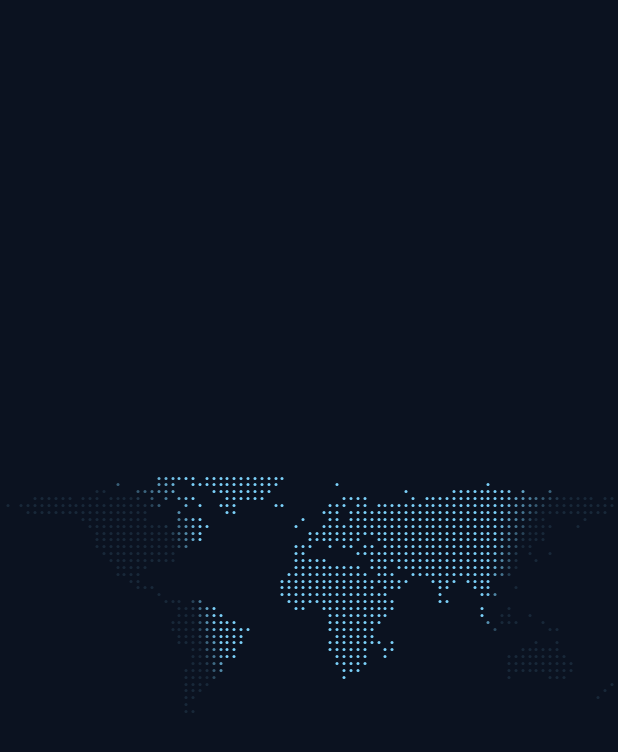
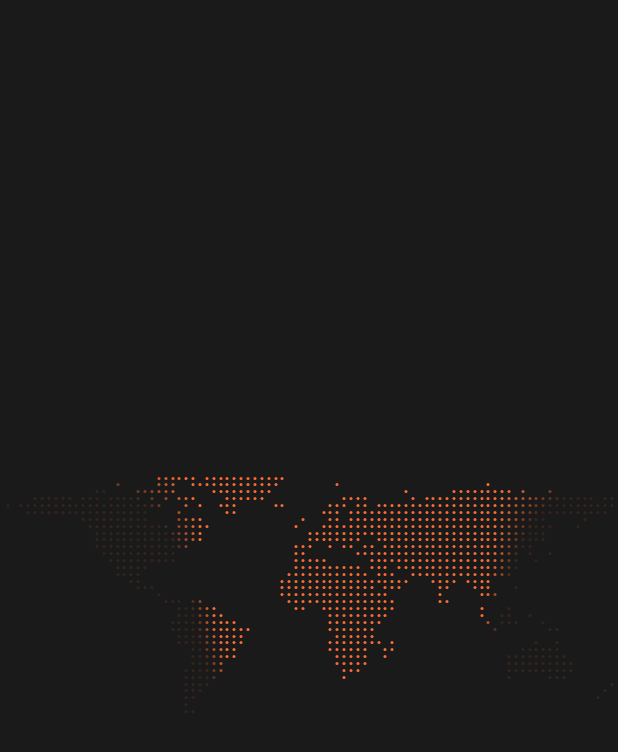
Before and after one commit to TimeLord2010/world_clock, a Flutter app: the screen it shows after launch, on a phone screen of 412 x 824 dp. Shown: the top 752 px of the screen. Run offline on Flutter 3.47's test engine with Material 3 defaults, Android fonts, the phone set to English and light mode, and no system bars.

Commit message:
style: dark gray background with orange dots

```diff
--- a/lib/main.dart
+++ b/lib/main.dart
@@ -18,9 +18,9 @@ class WorldClockApp extends StatelessWidget {
       debugShowCheckedModeBanner: false,
       theme: ThemeData(
         brightness: Brightness.dark,
-        scaffoldBackgroundColor: const Color(0xFF0B1220),
+        scaffoldBackgroundColor: const Color(0xFF1A1A1A),
         colorScheme: ColorScheme.fromSeed(
-          seedColor: const Color(0xFF7DD3FC),
+          seedColor: const Color(0xFFFE6D34),
           brightness: Brightness.dark,
         ),
       ),
--- a/lib/world_dot_map.dart
+++ b/lib/world_dot_map.dart
@@ -24,8 +24,8 @@ import 'world_sun.dart';
 class WorldDotMap extends StatefulWidget {
   const WorldDotMap({
     super.key,
-    this.backgroundColor = const Color(0xFF0B1220),
-    this.dotColor = const Color(0xFF7DD3FC),
+    this.backgroundColor = const Color(0xFF1A1A1A),
+    this.dotColor = const Color(0xFFFE6D34),
     this.now,
   });
 
```
